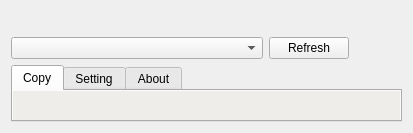
Before: the Qt Designer form mainwidget.ui in lzk/richovop, drawn with Qt 5.
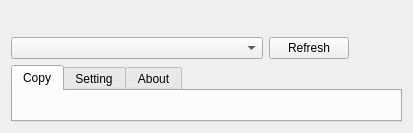
After: the same form once the commit is applied. The open tabs and pages were chosen to show the change. Icons and pictures are not drawn.

Patch:
```diff
--- a/mainwidget.ui
+++ b/mainwidget.ui
@@ -11,9 +11,11 @@
    </rect>
   </property>
   <property name="styleSheet">
-   <string notr="true">QComboBox{min-width:250px;max-width:250px}
+   <string notr="true">QWidget{font:12px}
+QComboBox{min-width:250px;max-width:250px}
 QWidget #tab_3,#tab_4,#tab_5{
-	background-color: rgb(239, 237, 234);
+//	background-color: rgb(239, 237, 234);
+	//background-color: rgb(67, 96, 137);
 }
 QTabWidget::tab-bar{alignment:center}
 #QTabWidget::pane{position:absolute;top:-0.5em}</string>
```
Left out of the diff: 2 changed lines with no effect on the pictures.
